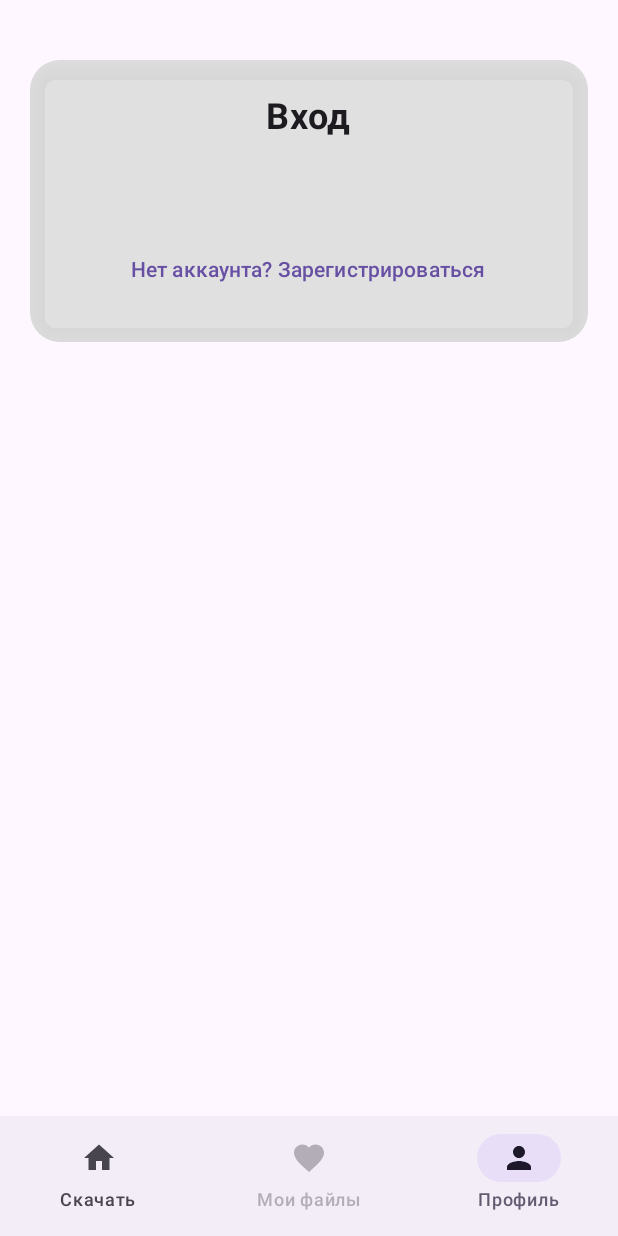
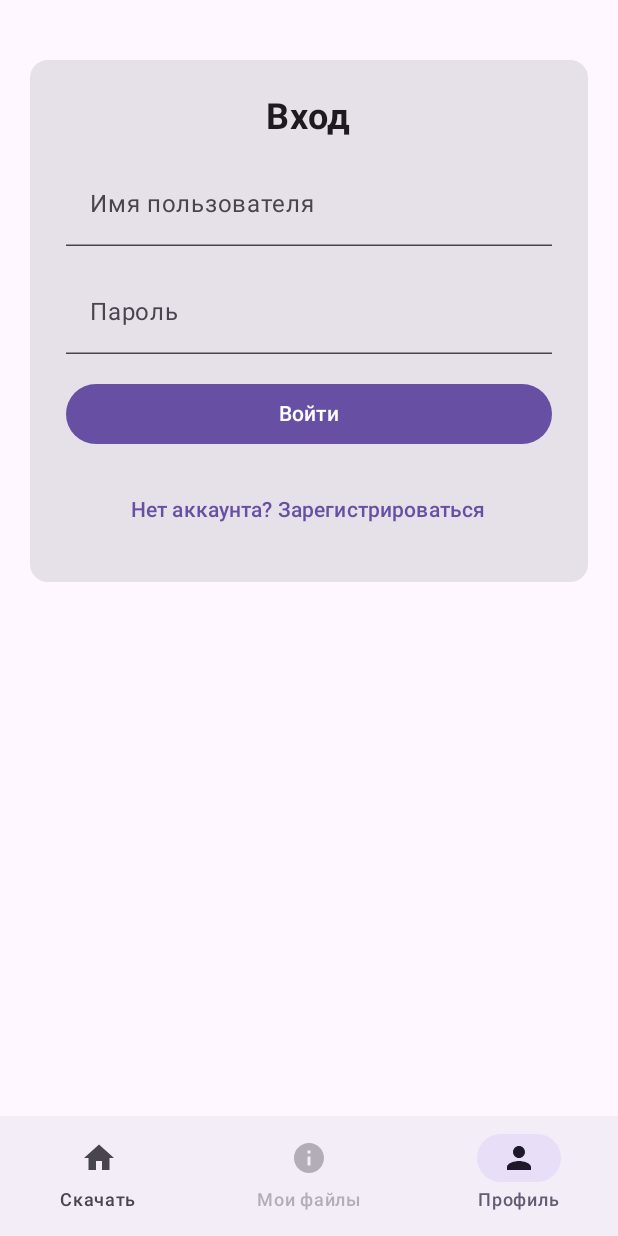
Before and after one commit to duahifnv/file-hosting, an Android app built with Jetpack Compose: the screen it shows after launch (MainActivity), item 3 of the bottom bar chosen, on a phone screen of 412 x 824 dp. Run offline under Robolectric (Android 15) with nearby library versions, the phone set to English and light mode, and no system bars.

Commit message:
material fix

```diff
--- a/mobile/app/src/main/java/org/duahifnv/filehosting/mobile/MainActivity.kt
+++ b/mobile/app/src/main/java/org/duahifnv/filehosting/mobile/MainActivity.kt
@@ -7,8 +7,8 @@ import androidx.compose.foundation.layout.Box
 import androidx.compose.foundation.layout.fillMaxSize
 import androidx.compose.foundation.layout.padding
 import androidx.compose.material.icons.Icons
-import androidx.compose.material.icons.filled.Favorite
 import androidx.compose.material.icons.filled.Home
+import androidx.compose.material.icons.filled.Info
 import androidx.compose.material.icons.filled.Person
 import androidx.compose.material3.Icon
 import androidx.compose.material3.MaterialTheme
@@ -65,7 +65,7 @@ fun MainScreen(tokenStore: TokenStore) {
                     selected = selectedTab == 1,
                     onClick = { if (isAuthenticated) selectedTab = 1 },
                     enabled = isAuthenticated,
-                    icon = { Icon(Icons.Filled.Favorite, contentDescription = "Мои файлы") },
+                    icon = { Icon(Icons.Filled.Info, contentDescription = "Мои файлы") },
                     label = { Text("Мои файлы") }
                 )
                 NavigationBarItem(
--- a/mobile/app/src/main/java/org/duahifnv/filehosting/mobile/ui/screens/DownloadScreen.kt
+++ b/mobile/app/src/main/java/org/duahifnv/filehosting/mobile/ui/screens/DownloadScreen.kt
@@ -18,9 +18,6 @@ import androidx.compose.ui.text.font.FontWeight
 import androidx.compose.ui.unit.dp
 import androidx.compose.ui.unit.sp
 import androidx.lifecycle.viewmodel.compose.viewModel
-import org.duahifnv.filehosting.mobile.ui.theme.NeomorphicButton
-import org.duahifnv.filehosting.mobile.ui.theme.NeomorphicCard
-import org.duahifnv.filehosting.mobile.ui.theme.NeomorphicTextField
 import org.duahifnv.filehosting.mobile.ui.utils.formatDate
 import org.duahifnv.filehosting.mobile.ui.utils.formatFileSize
 import org.duahifnv.filehosting.mobile.ui.viewmodel.DownloadViewModel
@@ -71,7 +68,7 @@ fun DownloadScreen(
         horizontalAlignment = Alignment.CenterHorizontally,
         verticalArrangement = Arrangement.spacedBy(20.dp)
     ) {
-        NeomorphicCard(
+        Card(
             modifier = Modifier
                 .fillMaxWidth()
                 .padding(vertical = 20.dp)
@@ -89,11 +86,11 @@ fun DownloadScreen(
                     fontWeight = FontWeight.Bold
                 )
 
-                NeomorphicTextField(
+                TextField(
                     value = fileId,
                     onValueChange = { fileId = it },
                     modifier = Modifier.fillMaxWidth(),
-                    placeholder = "Введите ID файла (UUID)",
+                    placeholder = { Text("Введите ID файла (UUID)") },
                     enabled = !loading
                 )
 
@@ -109,7 +106,7 @@ fun DownloadScreen(
                     Text("Из общих файлов")
                 }
 
-                NeomorphicButton(
+                Button(
                     modifier = Modifier.fillMaxWidth(),
                     onClick = {
                         if (fileId.isNotBlank()) {
@@ -136,7 +133,7 @@ fun DownloadScreen(
         }
 
         fileMeta?.let { meta ->
-            NeomorphicCard(
+            Card(
                 modifier = Modifier.fillMaxWidth()
             ) {
                 Column(
@@ -163,7 +160,7 @@ fun DownloadScreen(
                     Spacer(modifier = Modifier.height(8.dp))
 
                     if (fileData == null) {
-                        NeomorphicButton(
+                        Button(
                             modifier = Modifier.fillMaxWidth(),
                             onClick = {
                                 viewModel.downloadFile(fileId, isShared)
@@ -183,7 +180,7 @@ fun DownloadScreen(
                             }
                         }
                     } else {
-                        NeomorphicButton(
+                        Button(
                             modifier = Modifier.fillMaxWidth(),
                             onClick = {
                                 val intent = Intent(Intent.ACTION_CREATE_DOCUMENT).apply {
--- a/mobile/app/src/main/java/org/duahifnv/filehosting/mobile/ui/screens/ProfileScreen.kt
+++ b/mobile/app/src/main/java/org/duahifnv/filehosting/mobile/ui/screens/ProfileScreen.kt
@@ -14,9 +14,6 @@ import androidx.lifecycle.viewmodel.compose.viewModel
 import org.duahifnv.filehosting.mobile.data.TokenStore
 import org.duahifnv.filehosting.mobile.data.models.RegisterDto
 import org.duahifnv.filehosting.mobile.data.models.UserFormDto
-import org.duahifnv.filehosting.mobile.ui.theme.NeomorphicButton
-import org.duahifnv.filehosting.mobile.ui.theme.NeomorphicCard
-import org.duahifnv.filehosting.mobile.ui.theme.NeomorphicTextField
 import org.duahifnv.filehosting.mobile.ui.viewmodel.AuthViewModel
 
 @Composable
@@ -60,7 +57,7 @@ fun AuthScreen(viewModel: AuthViewModel) {
         horizontalAlignment = Alignment.CenterHorizontally,
         verticalArrangement = Arrangement.spacedBy(20.dp)
     ) {
-        NeomorphicCard(
+        Card(
             modifier = Modifier
                 .fillMaxWidth()
                 .padding(vertical = 20.dp)
@@ -78,44 +75,44 @@ fun AuthScreen(viewModel: AuthViewModel) {
                     fontWeight = FontWeight.Bold
                 )
 
-                NeomorphicTextField(
+                TextField(
                     value = username,
                     onValueChange = { username = it },
                     modifier = Modifier.fillMaxWidth(),
-                    placeholder = "Имя пользователя"
+                    placeholder = { Text("Имя пользователя") }
                 )
 
                 if (!isLogin) {
-                    NeomorphicTextField(
+                    TextField(
                         value = email,
                         onValueChange = { email = it },
                         modifier = Modifier.fillMaxWidth(),
-                        placeholder = "Email"
+                        placeholder = { Text("Email") }
                     )
 
-                    NeomorphicTextField(
+                    TextField(
                         value = firstname,
                         onValueChange = { firstname = it },
                         modifier = Modifier.fillMaxWidth(),
-                        placeholder = "Имя"
+                        placeholder = { Text("Имя") }
                     )
 
-                    NeomorphicTextField(
+                    TextField(
                         value = lastname,
                         onValueChange = { lastname = it },
                         modifier = Modifier.fillMaxWidth(),
-                        placeholder = "Фамилия"
+                        placeholder = { Text("Фамилия") }
                     )
                 }
 
-                NeomorphicTextField(
+                TextField(
                     value = password,
                     onValueChange = { password = it },
                     modifier = Modifier.fillMaxWidth(),
-                    placeholder = "Пароль"
+                    placeholder = { Text("Пароль") }
                 )
 
-                NeomorphicButton(
+                Button(
                     modifier = Modifier.fillMaxWidth(),
                     onClick = {
                         if (isLogin) {
@@ -175,7 +172,7 @@ fun EditProfileScreen(viewModel: AuthViewModel, initialUserForm: UserFormDto) {
         horizontalAlignment = Alignment.CenterHorizontally,
         verticalArrangement = Arrangement.spacedBy(20.dp)
     ) {
-        NeomorphicCard(
+        Card(
             modifier = Modifier
                 .fillMaxWidth()
                 .padding(vertical = 20.dp)
@@ -201,35 +198,35 @@ fun EditProfileScreen(viewModel: AuthViewModel, initialUserForm: UserFormDto) {
                     )
                 }
 
-                NeomorphicTextField(
+                TextField(
                     value = email,
                     onValueChange = { email = it },
                     modifier = Modifier.fillMaxWidth(),
-                    placeholder = "Email"
+                    placeholder = { Text("Email") }
                 )
 
-                NeomorphicTextField(
+                TextField(
                     value = firstname,
                     onValueChange = { firstname = it },
                     modifier = Modifier.fillMaxWidth(),
-                    placeholder = "Имя"
+                    placeholder = { Text("Имя") }
                 )
 
-                NeomorphicTextField(
+                TextField(
                     value = lastname,
                     onValueChange = { lastname = it },
                     modifier = Modifier.fillMaxWidth(),
-                    placeholder = "Фамилия"
+                    placeholder = { Text("Фамилия") }
                 )
 
-                NeomorphicTextField(
+                TextField(
                     value = password,
                     onValueChange = { password = it },
                     modifier = Modifier.fillMaxWidth(),
-                    placeholder = "Новый пароль (оставьте пустым, чтобы не менять)"
+                    placeholder = { Text("Новый пароль (оставьте пустым, чтобы не менять)") }
                 )
 
-                NeomorphicButton(
+                Button(
                     modifier = Modifier.fillMaxWidth(),
                     onClick = {
                         viewModel.updateUser(
@@ -248,7 +245,7 @@ fun EditProfileScreen(viewModel: AuthViewModel, initialUserForm: UserFormDto) {
 
                 Spacer(modifier = Modifier.height(8.dp))
 
-                NeomorphicButton(
+                Button(
                     modifier = Modifier.fillMaxWidth(),
                     onClick = { viewModel.logout() }
                 ) {
--- a/mobile/app/src/main/java/org/duahifnv/filehosting/mobile/ui/theme/NeomorphismTheme.kt
+++ /dev/null
@@ -1,129 +0,0 @@
-package org.duahifnv.filehosting.mobile.ui.theme
-
-import androidx.compose.foundation.background
-import androidx.compose.foundation.layout.Box
-import androidx.compose.foundation.shape.RoundedCornerShape
-import androidx.compose.material3.MaterialTheme
-import androidx.compose.runtime.Composable
-import androidx.compose.ui.Modifier
-import androidx.compose.ui.draw.clip
-import androidx.compose.ui.draw.shadow
-import androidx.compose.ui.graphics.Color
-import androidx.compose.ui.unit.dp
-
-val NeomorphismLight = Color(0xFFE0E0E0)
-val NeomorphismDark = Color(0xFFD0D0D0)
-val NeomorphismShadowLight = Color(0xFFFFFFFF)
-val NeomorphismShadowDark = Color(0xFFB0B0B0)
-
-@Composable
-fun NeomorphicCard(
-    modifier: Modifier = Modifier,
-    content: @Composable () -> Unit
-) {
-    Box(
-        modifier = modifier
-            .clip(RoundedCornerShape(20.dp))
-            .background(NeomorphismLight)
-            .shadow(
-                elevation = 8.dp,
-                shape = RoundedCornerShape(20.dp),
-                spotColor = NeomorphismShadowDark,
-                ambientColor = NeomorphismShadowDark
-            )
-            .shadow(
-                elevation = -8.dp,
-                shape = RoundedCornerShape(20.dp),
-                spotColor = NeomorphismShadowLight,
-                ambientColor = NeomorphismShadowLight
-            )
-    ) {
-        content()
-    }
-}
-
-@Composable
-fun NeomorphicButton(
-    modifier: Modifier = Modifier,
-    onClick: () -> Unit,
-    enabled: Boolean = true,
-    content: @Composable () -> Unit
-) {
-    Box(
-        modifier = modifier
-            .clip(RoundedCornerShape(15.dp))
-            .background(if (enabled) NeomorphismLight else NeomorphismDark)
-            .shadow(
-                elevation = if (enabled) 6.dp else 2.dp,
-                shape = RoundedCornerShape(15.dp),
-                spotColor = NeomorphismShadowDark,
-                ambientColor = NeomorphismShadowDark
-            )
-            .shadow(
-                elevation = if (enabled) -6.dp else -2.dp,
-                shape = RoundedCornerShape(15.dp),
-                spotColor = NeomorphismShadowLight,
-                ambientColor = NeomorphismShadowLight
-            )
-    ) {
-        androidx.compose.material3.Button(
-            onClick = onClick,
-            enabled = enabled,
-            modifier = Modifier.matchParentSize(),
-            colors = androidx.compose.material3.ButtonDefaults.buttonColors(
-                containerColor = Color.Transparent,
-                contentColor = MaterialTheme.colorScheme.onSurface,
-                disabledContainerColor = Color.Transparent,
-                disabledContentColor = MaterialTheme.colorScheme.onSurface.copy(alpha = 0.6f)
-            ),
-            shape = RoundedCornerShape(15.dp),
-            content = { content() }
-        )
-    }
-}
-
-@Composable
-fun NeomorphicTextField(
-    value: String,
-    onValueChange: (String) -> Unit,
-    modifier: Modifier = Modifier,
-    placeholder: String? = null,
-    enabled: Boolean = true,
-    singleLine: Boolean = true
-) {
-    Box(
-        modifier = modifier
-            .clip(RoundedCornerShape(12.dp))
-            .background(if (enabled) NeomorphismLight else NeomorphismDark)
-            .shadow(
-                elevation = 4.dp,
-                shape = RoundedCornerShape(12.dp),
-                spotColor = NeomorphismShadowDark,
-                ambientColor = NeomorphismShadowDark
-            )
-            .shadow(
-                elevation = -4.dp,
-                shape = RoundedCornerShape(12.dp),
-                spotColor = NeomorphismShadowLight,
-                ambientColor = NeomorphismShadowLight
-            )
-    ) {
-        androidx.compose.material3.TextField(
-            value = value,
-            onValueChange = onValueChange,
-            modifier = Modifier.matchParentSize(),
-            placeholder = placeholder?.let { { androidx.compose.material3.Text(it) } },
-            enabled = enabled,
-            singleLine = singleLine,
-            colors = androidx.compose.material3.TextFieldDefaults.colors(
-                focusedContainerColor = Color.Transparent,
-                unfocusedContainerColor = Color.Transparent,
-                disabledContainerColor = Color.Transparent,
-                focusedIndicatorColor = Color.Transparent,
-                unfocusedIndicatorColor = Color.Transparent,
-                disabledIndicatorColor = Color.Transparent
-            ),
-            shape = RoundedCornerShape(12.dp)
-        )
-    }
-}
```
Also changed, not shown: mobile/app/src/main/java/org/duahifnv/filehosting/mobile/ui/screens/MyFilesScreen.kt (+15 -15 lines).
